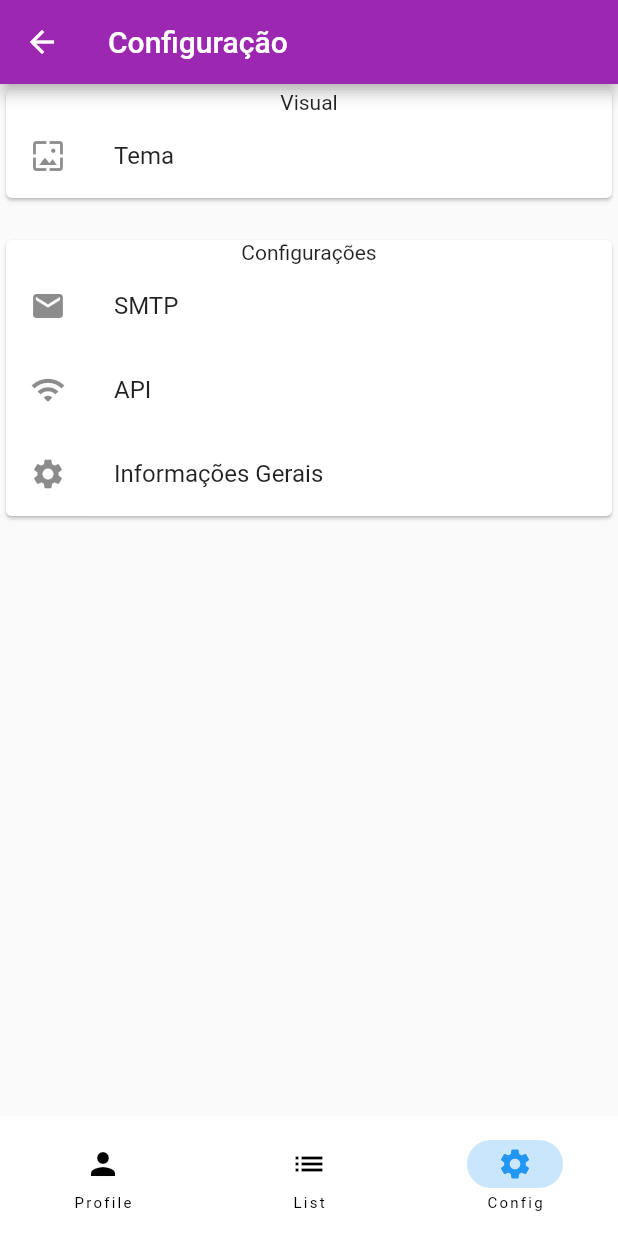
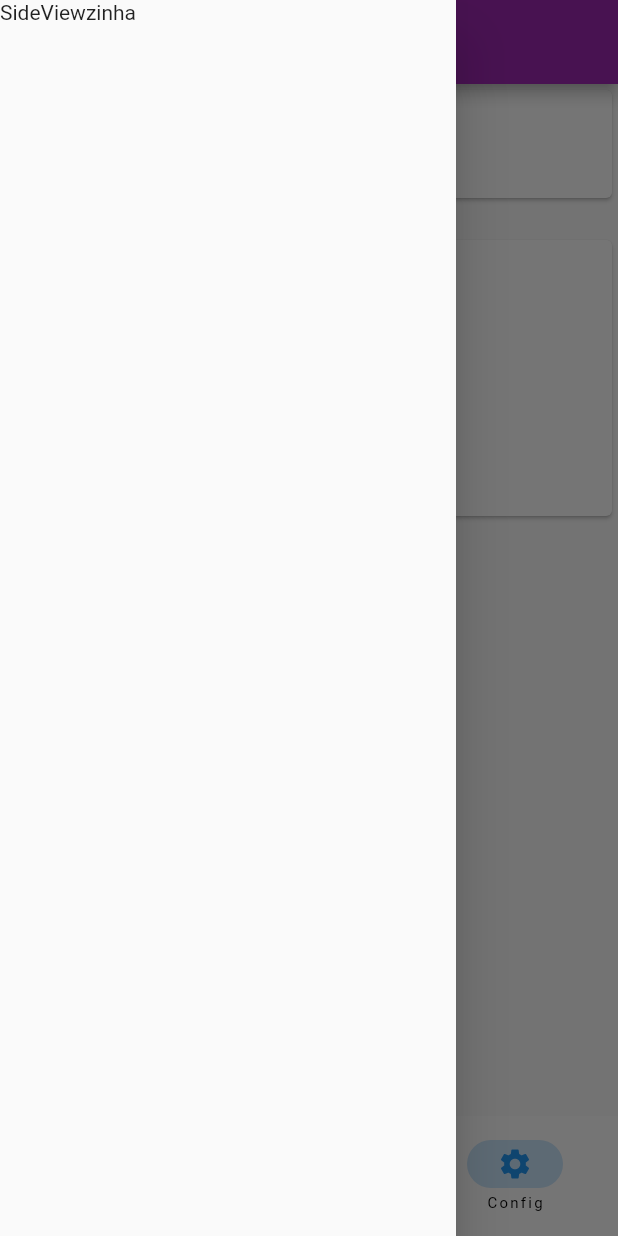
Before and after one commit to GustavoOliverRocha/Flutter-Beginner-UI, a Flutter app: the MainPage screen opened directly, item 3 of the bottom bar chosen, with the side drawer open (before the commit the screen has no drawer), on a phone screen of 412 x 824 dp. Run offline on Flutter 3.47's test engine with Material 2 defaults, Android fonts, the phone set to English and light mode, and no system bars; network calls fail.

Commit message:
Inicio da SideView

```diff
--- a/lib/screens/main_page.dart
+++ b/lib/screens/main_page.dart
@@ -3,6 +3,7 @@ import 'package:flutter/material.dart';
 import 'profile_page.dart';
 import 'list_page.dart';
 import 'config_page.dart';
+import 'sidebar.dart';
 
 class MainPage extends StatefulWidget {
   const MainPage({Key? key}) : super(key: key);
@@ -26,6 +27,7 @@ class _MainPageState extends State<MainPage> {
   String titulo_topo = 'Profile';
   Widget build(BuildContext context) {
     return Scaffold(
+      drawer: SideBar(),
       appBar: AppBar(
         title: Text(titulo_topo),
         backgroundColor: Colors.purple,
--- /dev/null
+++ b/lib/screens/sidebar.dart
@@ -0,0 +1,7 @@
+import 'package:flutter/material.dart';
+
+Widget SideBar() {
+  return Drawer(
+    child: Text('SideViewzinha'),
+  );
+}
```
